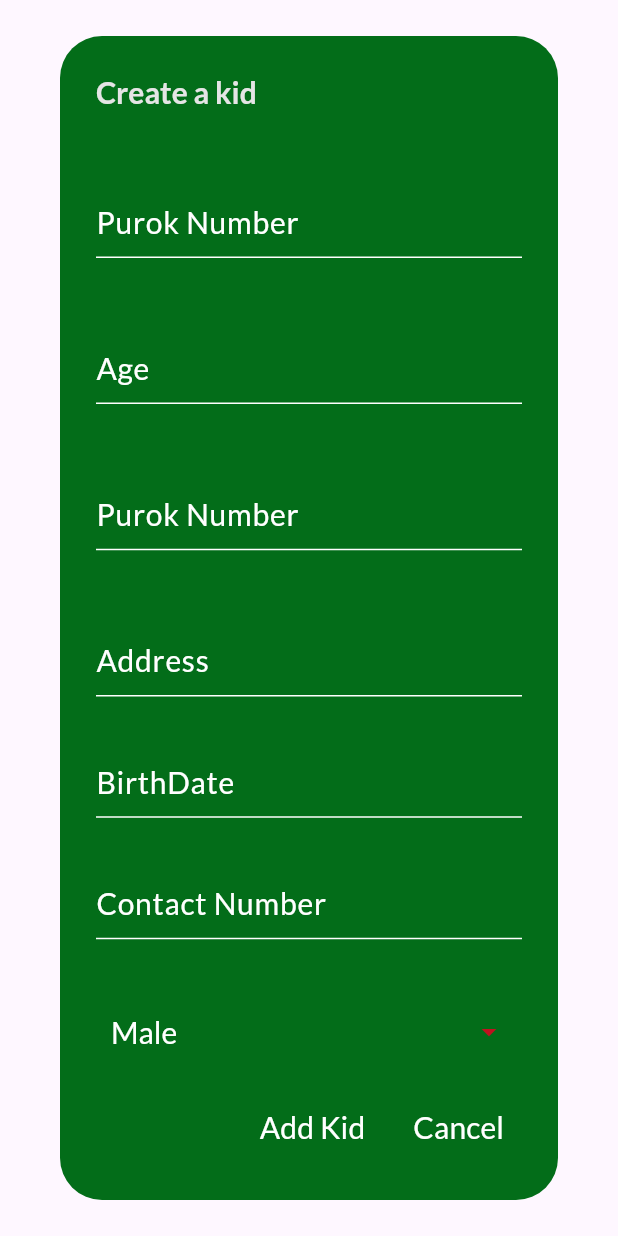
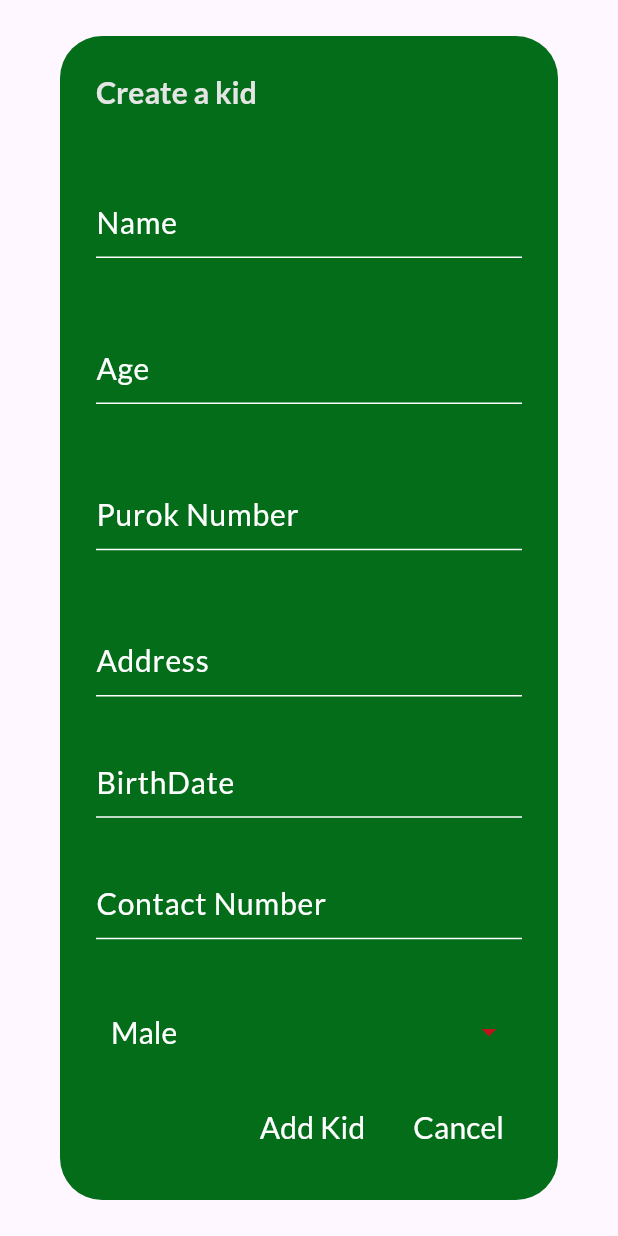
Before and after one commit to WenDEVLIFE/kapatidsync, a Flutter app: the AddKidDialog widget shown alone on an empty page, opened directly, on a phone screen of 412 x 824 dp. Run offline on Flutter 3.47's test engine with Material 3 defaults, Android fonts, the phone set to English and light mode, and no system bars; our stand-ins replace cloud_firestore, firebase_auth, firebase_core, flutter_speed_dial, fluttertoast, permission_handler and 2 more; missing offline and left inert: excel, mailer; accounts and stored records are empty.

Commit message:
revise the AddKidDialog.dart 👌

```diff
--- a/lib/src/widget/AddKidDialog.dart
+++ b/lib/src/widget/AddKidDialog.dart
@@ -33,7 +33,7 @@ class AddKidDialog extends StatelessWidget {
             CustomTextField(
                 controller: viewModel.nameController,
                 screenHeight: screenHeight,
-                hintText: 'Purok Number',
+                hintText: 'Name',
                 fontSize: 20,
                 keyboardType: TextInputType.text
             ),
```
